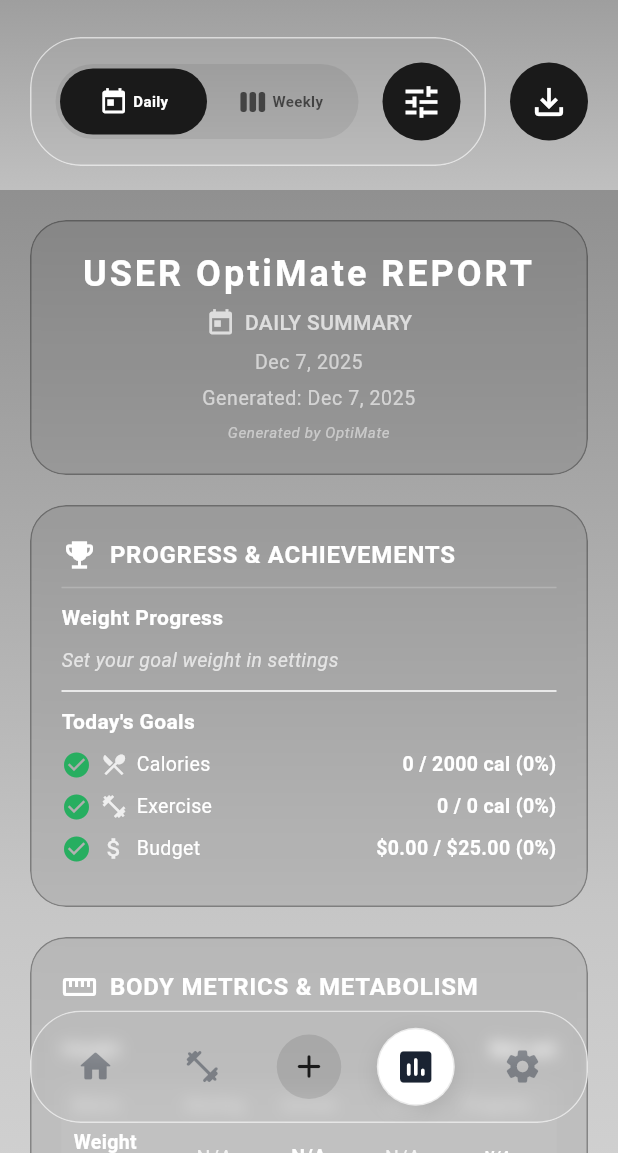
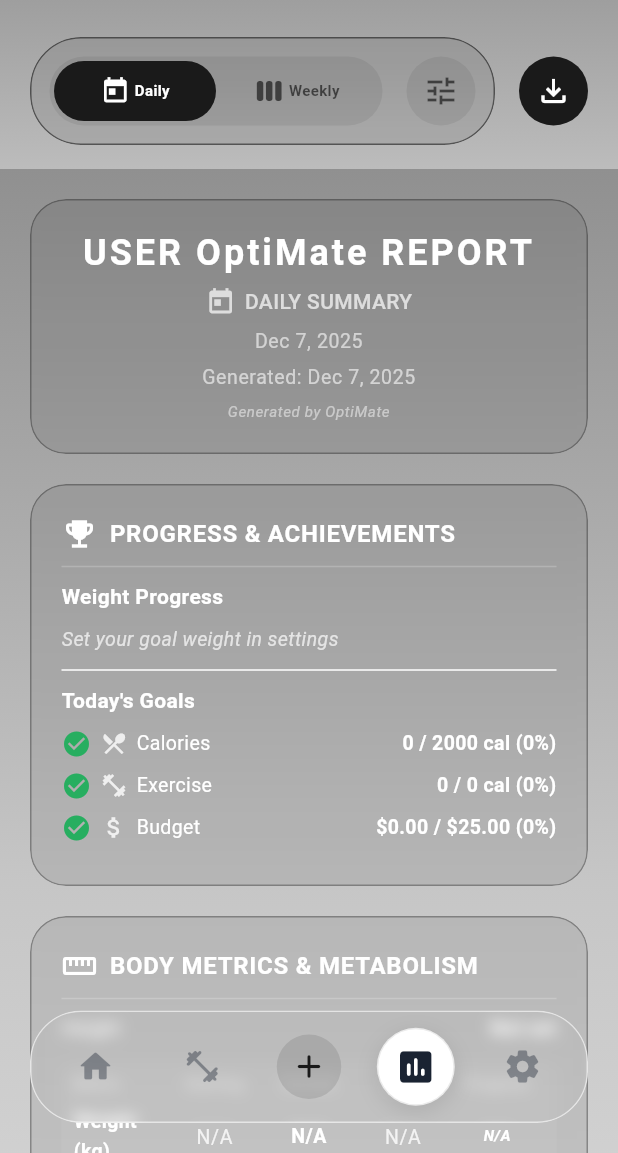
Before and after one commit to siho1117/food_cal, a Flutter app: the screen it shows after launch, item 4 of the bottom bar chosen, on a phone screen of 412 x 824 dp, the part 83-1236 px from its top. Run offline on Flutter 3.47's test engine with Material 3 defaults, Android fonts, the phone set to English and light mode, and no system bars; drawn by our look-alikes of screenshot; our stand-ins replace fl_chart, flutter_dotenv, flutter_image_compress, flutter_slidable, image_gallery_saver, image_picker and 3 more; accounts and stored records are empty.

Commit message:
Your commit message here

```diff
--- a/lib/widgets/home/calorie_summary_widget.dart
+++ b/lib/widgets/home/calorie_summary_widget.dart
@@ -269,9 +269,6 @@ class _CalorieSummaryWidgetState extends State<CalorieSummaryWidget>
     final textColor = AppWidgetTheme.getTextColor(
       themeProvider.selectedGradient,
     );
-    final accentColor = AppWidgetTheme.getAccentColor(
-      themeProvider.selectedGradient,
-    );
 
     return ClipRRect(
       borderRadius: BorderRadius.circular(AppWidgetTheme.cardBorderRadius),
@@ -323,7 +320,7 @@ class _CalorieSummaryWidgetState extends State<CalorieSummaryWidget>
               ],
             ),
 
-            SizedBox(height: AppWidgetTheme.spaceXL),
+            const SizedBox(height: AppWidgetTheme.spaceXL),
 
             // Main calorie number
             _buildMainDisplay(
@@ -334,12 +331,12 @@ class _CalorieSummaryWidgetState extends State<CalorieSummaryWidget>
               textColor,
             ),
 
-            SizedBox(height: AppWidgetTheme.spaceXXL),
+            const SizedBox(height: AppWidgetTheme.spaceXXL),
 
             // Progress bar (red when over budget)
             _buildSegmentedProgress(calorieProgress, isOverBudget, textColor),
 
-            SizedBox(height: AppWidgetTheme.spaceML),
+            const SizedBox(height: AppWidgetTheme.spaceML),
 
             // Remaining calories
             _buildRemainingInfo(remaining, textColor),
@@ -384,7 +381,7 @@ class _CalorieSummaryWidgetState extends State<CalorieSummaryWidget>
             },
           ),
 
-          SizedBox(height: AppWidgetTheme.spaceSM),
+          const SizedBox(height: AppWidgetTheme.spaceSM),
 
           // Goal line with bonus
           _buildGoalLine(calorieGoal, bonusCalories, bonusEnabled, textColor),
--- a/lib/widgets/summary/summary_controls_widget.dart
+++ b/lib/widgets/summary/summary_controls_widget.dart
@@ -46,17 +46,20 @@ class SummaryControlsWidget extends StatelessWidget {
                 child: ClipRRect(
                   borderRadius: BorderRadius.circular(34.0),
                   child: BackdropFilter(
-                    filter: ImageFilter.blur(sigmaX: 5, sigmaY: 5),
+                    filter: ImageFilter.blur(
+                      sigmaX: GlassCardStyle.blurSigma,
+                      sigmaY: GlassCardStyle.blurSigma,
+                    ),
                     child: Container(
                       decoration: BoxDecoration(
-                        color: Colors.white.withValues(alpha: 0.0),
+                        color: Colors.black.withValues(alpha: GlassCardStyle.backgroundTintOpacity),
                         borderRadius: BorderRadius.circular(34.0),
                         border: Border.all(
-                          color: Colors.white.withValues(alpha: 0.6),
-                          width: 1,
+                          color: borderColor,
+                          width: GlassCardStyle.borderWidth,
                         ),
                       ),
-                      padding: EdgeInsets.all(AppWidgetTheme.spaceLG),
+                      padding: const EdgeInsets.all(AppWidgetTheme.spaceMD),
                       child: Row(
                         children: [
                           // Period Switcher
@@ -103,7 +106,7 @@ class SummaryControlsWidget extends StatelessWidget {
               onTap: () => onPeriodChanged(period),
               child: Container(
                 padding: EdgeInsets.symmetric(
-                  vertical: AppWidgetTheme.spaceMD,
+                  vertical: 10.0,
                   horizontal: AppWidgetTheme.spaceXS, // Horizontal padding to prevent overflow
                 ),
                 decoration: BoxDecoration(
@@ -153,30 +156,27 @@ class SummaryControlsWidget extends StatelessWidget {
   }
 
   Widget _buildSettingsButton(Color textColor) {
-    final bgColor = textColor == AppWidgetTheme.colorPrimaryDark
-        ? AppWidgetTheme.colorPrimaryDark
-        : Colors.white;
-    final iconColor = textColor == AppWidgetTheme.colorPrimaryDark
-        ? Colors.white
-        : AppWidgetTheme.colorPrimaryDark;
+    // Calculate height to match tab buttons exactly
+    // Tab height = vertical padding (10px * 2) + icon (20px) + outer padding (3px * 2)
+    const buttonSize = 46.0;
 
     return Container(
-      width: AppWidgetTheme.iconContainerLarge,
-      height: AppWidgetTheme.iconContainerLarge,
+      width: buttonSize,
+      height: buttonSize,
       decoration: BoxDecoration(
-        color: bgColor,
+        color: textColor.withValues(alpha: AppWidgetTheme.opacityLight),
         shape: BoxShape.circle,
       ),
       child: Material(
         color: Colors.transparent,
         child: InkWell(
-          borderRadius: BorderRadius.circular(AppWidgetTheme.iconContainerLarge / 2),
+          borderRadius: BorderRadius.circular(buttonSize / 2),
           onTap: onSettingsTap,
           child: Center(
             child: Icon(
               Icons.tune,
-              size: AppWidgetTheme.iconSizeLarge,
-              color: iconColor,
+              size: AppWidgetTheme.iconSizeMedium,
+              color: textColor.withValues(alpha: AppWidgetTheme.opacityHigher),
             ),
           ),
         ),
@@ -192,9 +192,12 @@ class SummaryControlsWidget extends StatelessWidget {
         ? Colors.white
         : AppWidgetTheme.colorPrimaryDark;
 
+    // Calculate height to match tab buttons exactly
+    const buttonSize = 46.0;
+
     return Container(
-      width: AppWidgetTheme.iconContainerLarge,
-      height: AppWidgetTheme.iconContainerLarge,
+      width: buttonSize,
+      height: buttonSize,
       decoration: BoxDecoration(
         color: bgColor,
         shape: BoxShape.circle, // Perfect circle
@@ -202,7 +205,7 @@ class SummaryControlsWidget extends StatelessWidget {
       child: Material(
         color: Colors.transparent,
         child: InkWell(
-          borderRadius: BorderRadius.circular(AppWidgetTheme.iconContainerLarge / 2), // Circular ripple
+          borderRadius: BorderRadius.circular(buttonSize / 2), // Circular ripple
           onTap: isExporting ? null : onExport,
           child: Center(
             child: isExporting
@@ -216,7 +219,7 @@ class SummaryControlsWidget extends StatelessWidget {
                   )
                 : Icon(
                     Icons.file_download_outlined,
-                    size: AppWidgetTheme.iconSizeLarge,
+                    size: AppWidgetTheme.iconSizeMedium,
                     color: iconColor,
                   ),
           ),
```
